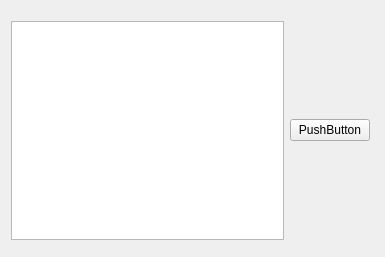
Qt form APSavegameEditor/Gadgets.ui (odom11/ap_savegame_editor) before a commit.
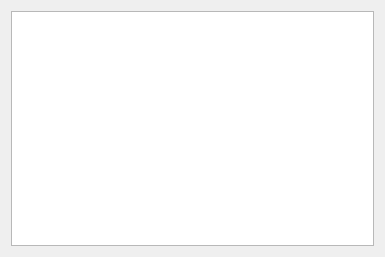
The same form after that commit.

```diff
--- a/APSavegameEditor/Gadgets.ui
+++ b/APSavegameEditor/Gadgets.ui
@@ -13,28 +13,11 @@
   <property name="windowTitle">
    <string>Inventory</string>
   </property>
-  <widget class="QWidget" name="horizontalLayoutWidget">
-   <property name="geometry">
-    <rect>
-     <x>0</x>
-     <y>10</y>
-     <width>381</width>
-     <height>241</height>
-    </rect>
-   </property>
    <layout class="QHBoxLayout" name="horizontalLayout">
     <item>
      <widget class="QTableView" name="tableView"/>
     </item>
-    <item>
-     <widget class="QPushButton" name="pushButton">
-      <property name="text">
-       <string>PushButton</string>
-      </property>
-     </widget>
-    </item>
-   </layout>
-  </widget>
+  </layout>
  </widget>
  <layoutdefault spacing="6" margin="11"/>
  <resources/>
```
Lines whose indentation alone changed are shown as unchanged.
